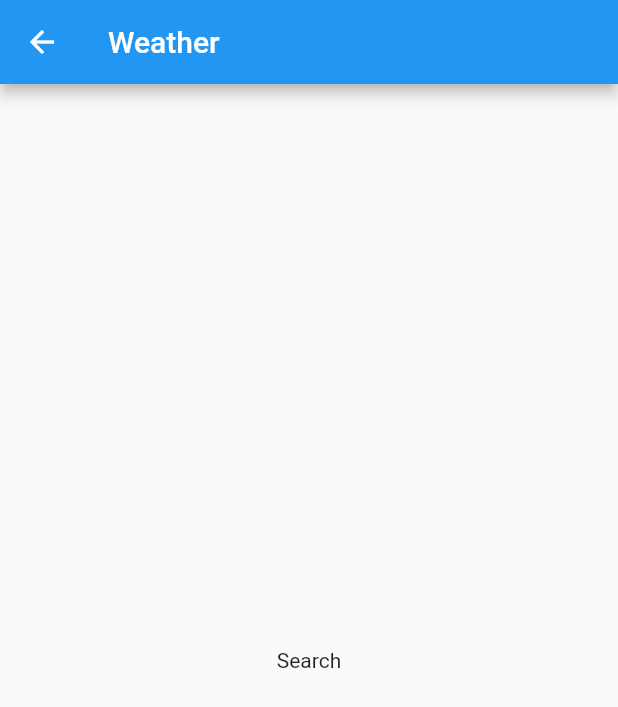
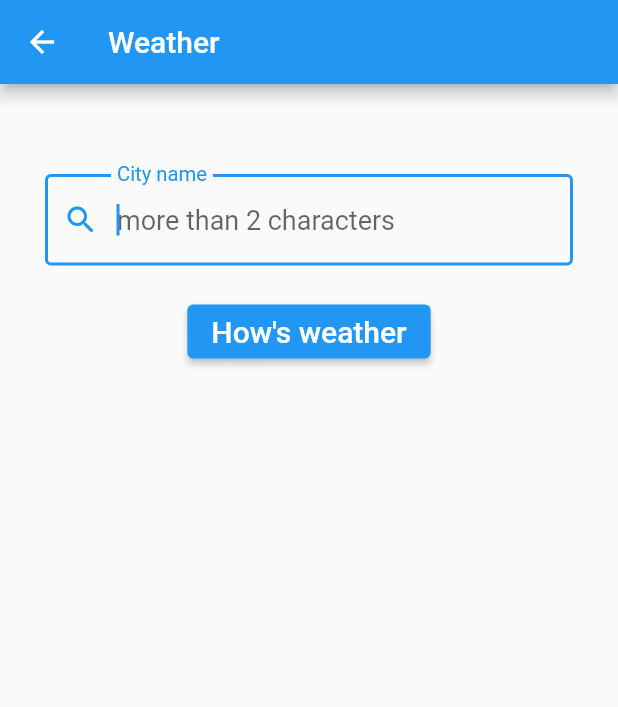
Before and after one commit to Khalid-AC/weather-app, a Flutter app: the Searchpage screen opened directly, on a phone screen of 412 x 824 dp. Shown: the top 707 px of the screen. Run offline on Flutter 3.47's test engine with Material 2 defaults, Android fonts, the phone set to English and light mode, and no system bars; our stand-ins replace equatable.

Commit message:
search page finished

```diff
--- a/lib/pages/search_page.dart
+++ b/lib/pages/search_page.dart
@@ -8,14 +8,74 @@ class Searchpage extends StatefulWidget {
 }
 
 class _SearchpageState extends State<Searchpage> {
+  //
+  final _formKey = GlobalKey<FormState>();
+  String? _city;
+  AutovalidateMode autovalidateMode = AutovalidateMode.disabled;
+
+  //
+  _submit() {
+    setState(() {
+      autovalidateMode = AutovalidateMode.always;
+    });
+
+    final form = _formKey.currentState;
+
+    if (form != null && form.validate()) {
+      form.save();
+      Navigator.pop(context, _city!.trim());
+    }
+  }
+
+  //
   @override
   Widget build(BuildContext context) {
     return Scaffold(
-        appBar: AppBar(
-          title: Text("Weather"),
+      appBar: AppBar(
+        title: Text("Weather"),
+      ),
+      body: Form(
+        key: _formKey,
+        autovalidateMode: autovalidateMode,
+        child: Column(
+          children: [
+            const SizedBox(height: 60.0),
+            Padding(
+              padding: const EdgeInsets.symmetric(horizontal: 30.0),
+              child: TextFormField(
+                autofocus: true,
+                style: const TextStyle(fontSize: 18.0),
+                decoration: const InputDecoration(
+                  labelText: "City name",
+                  hintText: "more than 2 characters",
+                  prefixIcon: Icon(Icons.search_rounded),
+                  border: OutlineInputBorder(),
+                ),
+                validator: (String? cityName) {
+                  if (cityName == null || cityName.trim().length < 2) {
+                    return "City name must be at least 2 characters long";
+                  }
+                  return null;
+                },
+                onSaved: (String? cityName) {
+                  _city = cityName;
+                },
+              ),
+            ),
+
+            //
+            SizedBox(height: 20.0),
+
+            //
+            ElevatedButton(
+                onPressed: _submit,
+                child: const Text(
+                  "How's weather",
+                  style: TextStyle(fontSize: 20.0),
+                ))
+          ],
         ),
-        body: Center(
-          child: Text("Search"),
-        ));
+      ),
+    );
   }
 }
```
